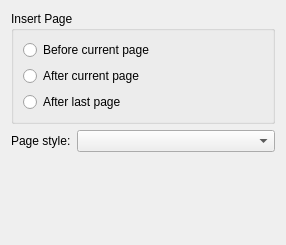
Above: kword/part/dialogs/KWInsertPageDialog.ui from KDE/koffice before the change. Below: the same form after it.
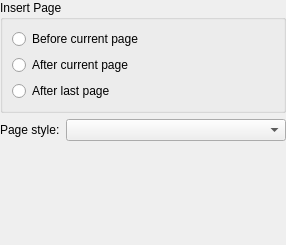
That is the form after the change.

Commit message: fix margin for dialog

```diff
--- a/kword/part/dialogs/KWInsertPageDialog.ui
+++ b/kword/part/dialogs/KWInsertPageDialog.ui
@@ -11,6 +11,9 @@
    </rect>
   </property>
   <layout class="QVBoxLayout" name="verticalLayout_2">
+   <property name="margin">
+    <number>0</number>
+   </property>
    <item>
     <widget class="QGroupBox" name="groupBox">
      <property name="title">
```
